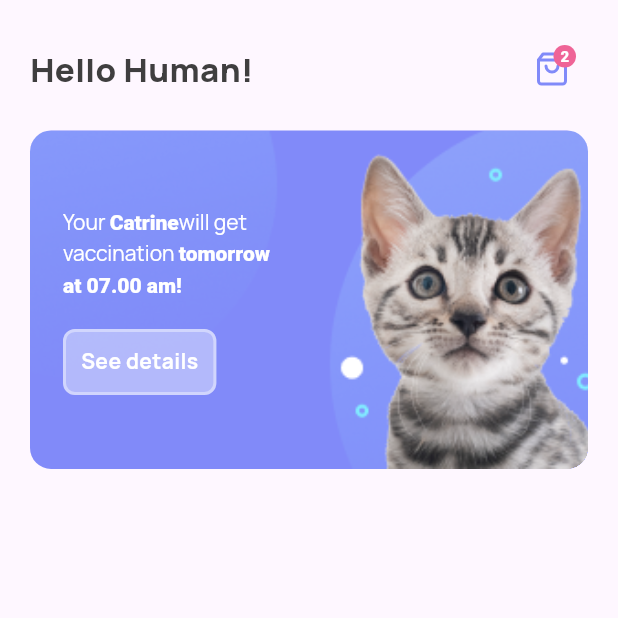
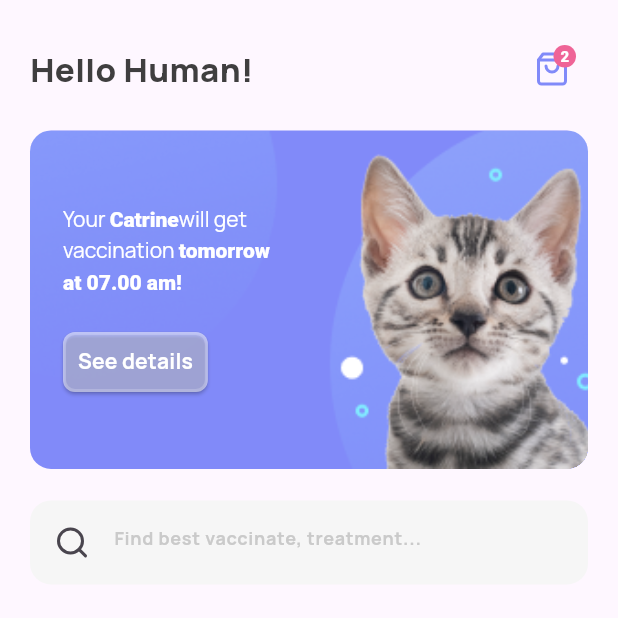
Before and after one commit to Eka051/slicing_healthy_pet, a Flutter app: the screen it shows after launch, on a phone screen of 412 x 824 dp, the top half of it. Run offline on Flutter 3.47's test engine with Material 3 defaults, Android fonts, the phone set to English and light mode, and no system bars; our stand-ins replace feather_icons, google_fonts.

Commit message:
feat: Add search functionality and improve button styling on home screen

```diff
--- a/lib/screens/home_screen.dart
+++ b/lib/screens/home_screen.dart
@@ -13,14 +13,40 @@ class HomeScreen extends StatelessWidget {
         body: SafeArea(
             child: Column(
       children: [
-        SizedBox(height: 22),
+        const SizedBox(height: 22),
         _greetings(),
-        SizedBox(
+        const SizedBox(
           height: 17,
         ),
         _card(),
+        const SizedBox(
+          height: 21,
+        ),
+        _search(),
       ],
     )));
+  }
+
+  Widget _search() {
+    return Container(
+        margin: const EdgeInsets.symmetric(horizontal: 20),
+        padding: const EdgeInsets.symmetric(horizontal: 4, vertical: 4),
+        decoration: BoxDecoration(
+          color: const Color(0xFFF6F6F6),
+          borderRadius: BorderRadius.circular(14),
+        ),
+        child: TextFormField(
+            decoration: InputDecoration(
+          border: InputBorder.none,
+          prefixIcon: Icon(FeatherIcons.search),
+          hintText: 'Find best vaccinate, treatment...',
+          hintStyle: GoogleFonts.manrope(
+            fontSize: 12,
+            fontWeight: FontWeight.bold,
+            color: const Color(0xFFCACACA),
+            height: 150 / 100,
+          ),
+        )));
   }
 
   AspectRatio _card() {
@@ -71,16 +97,26 @@ class HomeScreen extends StatelessWidget {
                         ]),
                   ),
                   const SizedBox(height: 20),
-                  Container(
-                    padding: const EdgeInsets.all(10),
-                    decoration: BoxDecoration(
-                        color: Colors.white.withAlpha(102),
-                        border: Border.all(
-                            color: Colors.white.withAlpha(102), width: 2),
-                        borderRadius: BorderRadius.circular(8)),
-                    child: Text('See details',
-                        style: GoogleFonts.manrope(
-                            color: Colors.white, fontWeight: FontWeight.bold)),
+                  ElevatedButton(
+                    onPressed: () {},
+                    style: ElevatedButton.styleFrom(
+                      backgroundColor: Colors.white.withAlpha(102),
+                      padding: const EdgeInsets.all(10),
+                      shape: RoundedRectangleBorder(
+                        borderRadius: BorderRadius.circular(8),
+                        side: BorderSide(
+                          color: Colors.white.withAlpha(50),
+                          width: 2,
+                        ),
+                      ),
+                    ),
+                    child: Text(
+                      'See details',
+                      style: GoogleFonts.manrope(
+                        color: Colors.white,
+                        fontWeight: FontWeight.bold,
+                      ),
+                    ),
                   )
                 ],
               ),
```
